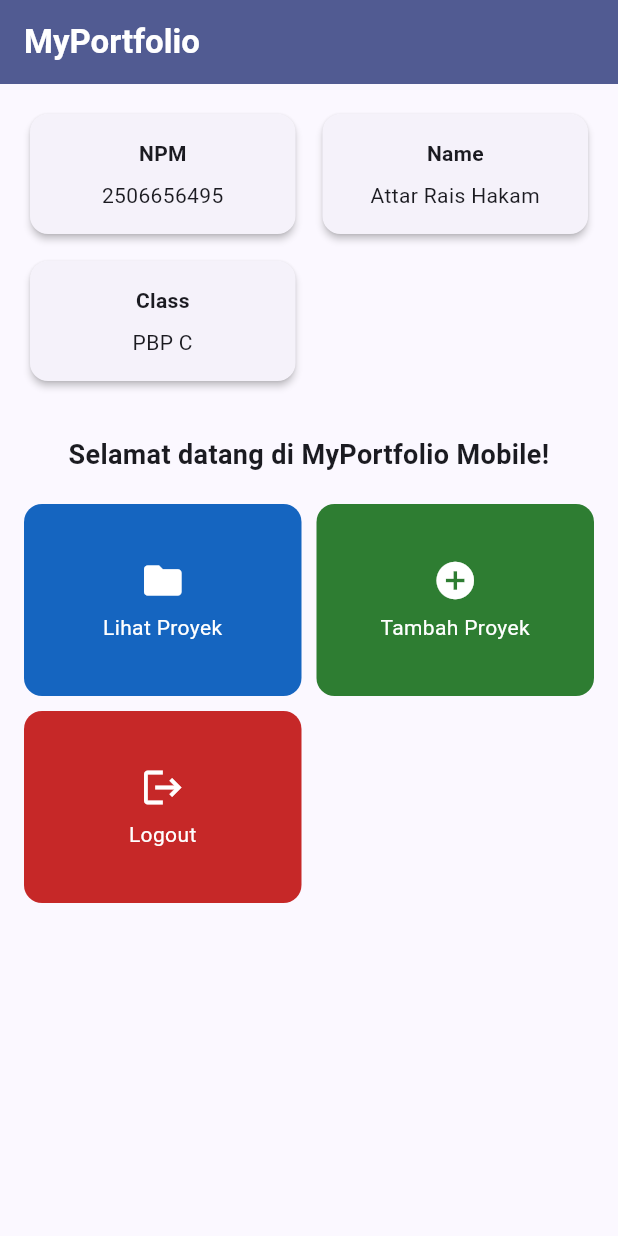
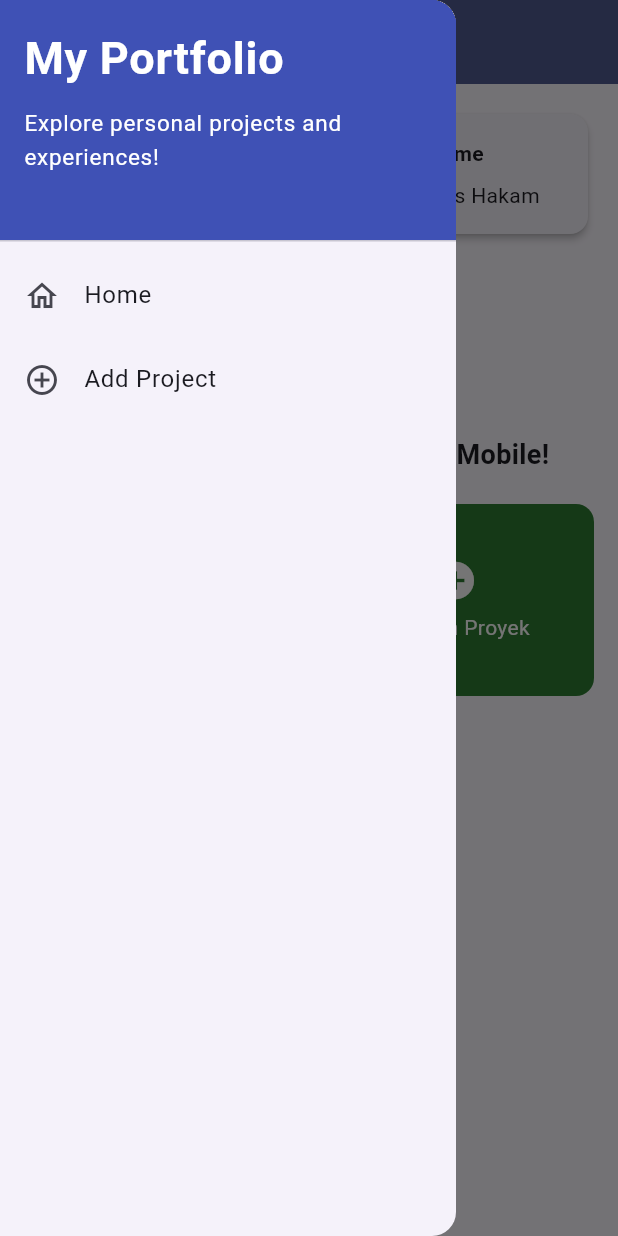
Before and after one commit to attarrrh/myportofolio_mobile, a Flutter app: the screen it shows after launch, with the side drawer open (before the commit the screen has no drawer), on a phone screen of 412 x 824 dp. Run offline on Flutter 3.47's test engine with Material 3 defaults, Android fonts, the phone set to English and light mode, and no system bars; our stand-ins replace material_ui.

Commit message:
menambahkan drawer dan form proyek

```diff
--- a/lib/main.dart
+++ b/lib/main.dart
@@ -1,4 +1,4 @@
-import 'package:flutter/material.dart';
+import 'package:material_ui/material_ui.dart';
 import 'package:myportofolio_mobile/menu.dart';
 
 void main() {
--- a/lib/menu.dart
+++ b/lib/menu.dart
@@ -1,4 +1,5 @@
-import 'package:flutter/material.dart';
+import 'package:material_ui/material_ui.dart';
+import 'package:myportofolio_mobile/widgets/left_drawer.dart';
 
 class MyHomePage extends StatelessWidget {
   const MyHomePage({super.key});
@@ -22,7 +23,9 @@ class MyHomePage extends StatelessWidget {
           style: TextStyle(color: Colors.white, fontWeight: FontWeight.bold),
         ),
         backgroundColor: Theme.of(context).colorScheme.primary,
+        iconTheme: const IconThemeData(color: Colors.white),
       ),
+      drawer: const LeftDrawer(),
       body: SingleChildScrollView(
         padding: const EdgeInsets.all(16),
         child: Center(
--- /dev/null
+++ b/lib/widgets/left_drawer.dart
@@ -0,0 +1,65 @@
+import 'package:material_ui/material_ui.dart';
+import 'package:myportofolio_mobile/menu.dart';
+import 'package:myportofolio_mobile/project_form.dart';
+
+class LeftDrawer extends StatelessWidget {
+  const LeftDrawer({super.key});
+
+  @override
+  Widget build(BuildContext context) {
+    return Drawer(
+      child: ListView(
+        padding: EdgeInsets.zero,
+        children: [
+          const DrawerHeader(
+            decoration: BoxDecoration(color: Colors.indigo),
+            child: SingleChildScrollView(
+              child: Column(
+                crossAxisAlignment: CrossAxisAlignment.start,
+                children: [
+                  Text(
+                    'My Portfolio',
+                    style: TextStyle(
+                      fontSize: 30,
+                      fontWeight: FontWeight.bold,
+                      color: Colors.white,
+                    ),
+                  ),
+                  SizedBox(height: 10),
+                  Text(
+                    'Explore personal projects and experiences!',
+                    style: TextStyle(fontSize: 15, color: Colors.white),
+                  ),
+                ],
+              ),
+            ),
+          ),
+          ListTile(
+            leading: const Icon(Icons.home_outlined),
+            title: const Text('Home'),
+            onTap: () {
+              Navigator.pushReplacement(
+                context,
+                MaterialPageRoute<void>(
+                  builder: (context) => const MyHomePage(),
+                ),
+              );
+            },
+          ),
+          ListTile(
+            leading: const Icon(Icons.add_circle_outline),
+            title: const Text('Add Project'),
+            onTap: () {
+              Navigator.pushReplacement(
+                context,
+                MaterialPageRoute<void>(
+                  builder: (context) => const ProjectFormPage(),
+                ),
+              );
+            },
+          ),
+        ],
+      ),
+    );
+  }
+}
--- a/pubspec.yaml
+++ b/pubspec.yaml
@@ -34,6 +34,7 @@ dependencies:
   # The following adds the Cupertino Icons font to your application.
   # Use with the CupertinoIcons class for iOS style icons.
   cupertino_icons: ^1.0.8
+  material_ui: ^1.11.1
 
 dev_dependencies:
   flutter_test:
```
Also changed, not shown: lib/project_form.dart (added, +193 -0 lines), pubspec.lock, 2 other files.
